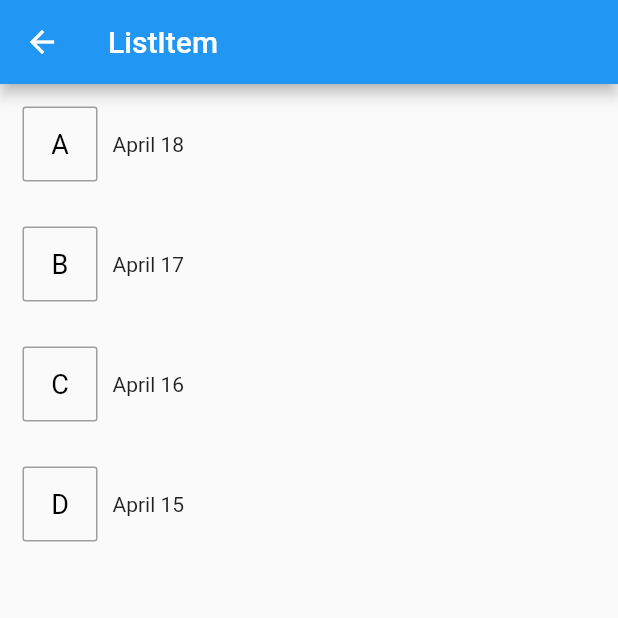
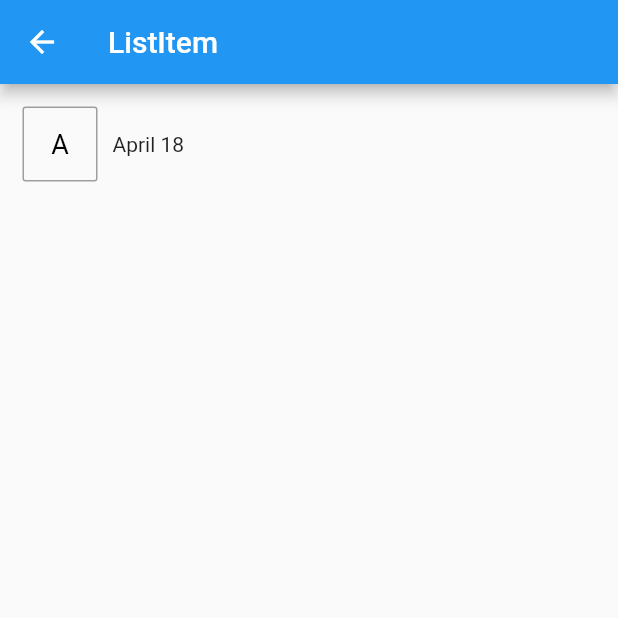
Before and after one commit to CNA-Jar/flutter_ui_package_custom_radio, a Flutter app: the CustomRadio screen opened directly, on a phone screen of 412 x 824 dp, the top half of it. Run offline on Flutter 3.47's test engine with Material 2 defaults, Android fonts, the phone set to English and light mode, and no system bars.

Commit message:
测试代码

```diff
--- a/lib/custom_radio.dart
+++ b/lib/custom_radio.dart
@@ -17,9 +17,6 @@ class CustomRadioState extends State<CustomRadio> {
     // TODO: implement initState
     super.initState();
     sampleData.add(RadioModel(false, 'A', 'April 18'));
-    sampleData.add(RadioModel(false, 'B', 'April 17'));
-    sampleData.add(RadioModel(false, 'C', 'April 16'));
-    sampleData.add(RadioModel(false, 'D', 'April 15'));
   }
 
   @override
```
